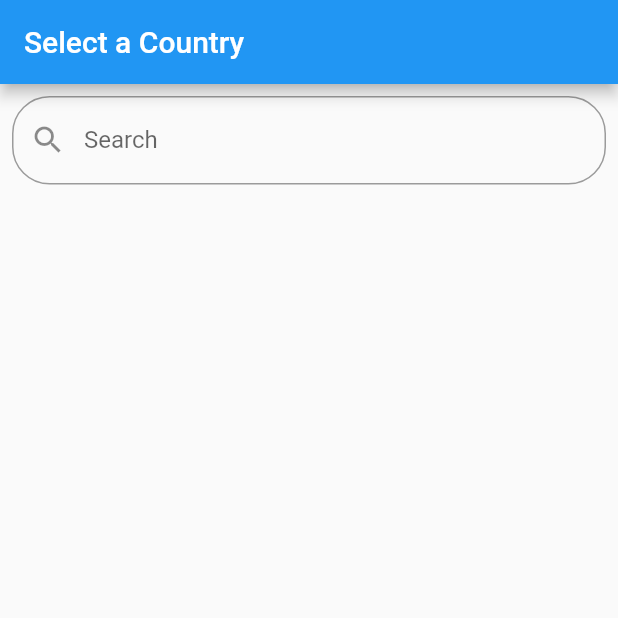
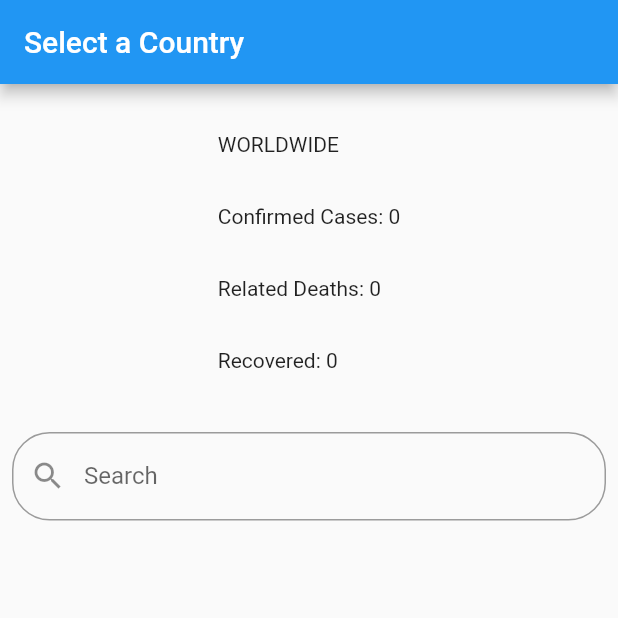
Before and after one commit to KazToozs/CoronaStatsFlutter, a Flutter app: the screen it shows after launch, on a phone screen of 412 x 824 dp, the top half of it. Run offline on Flutter 3.47's test engine with Material 2 defaults, Android fonts, the phone set to English and light mode, and no system bars; network calls fail.

Commit message:
Changes interface to display detailed info at the top upon selection of list item and siplay worldwide totals

```diff
--- a/lib/main.dart
+++ b/lib/main.dart
@@ -34,18 +34,72 @@ Future<Countries> fetchCountries() async {
 
 class _MyAppState extends State<MyApp> {
   Future<Countries> futureCountries;
+  CountryData selected;
   final duplicateCountries = List<CountryData>();
   var searchItems = List<CountryData>();
   TextEditingController editingController = TextEditingController();
+  int totalConfirmed;
+  int totalDeaths;
+  int totalRecovered;
 
   @override
   void initState() {
     super.initState();
+
+    totalConfirmed = 0;
+    totalDeaths = 0;
+    totalRecovered = 0;
+    selected =
+        new CountryData(country: "WORLDWIDE", dailyData: List<DailyData>());
+    selected.dailyData.add(new DailyData(
+        date: "N/A",
+        confirmed: totalConfirmed,
+        deaths: totalDeaths,
+        recovered: totalRecovered));
     futureCountries = fetchCountries();
-    futureCountries.then((value) => value.countries.forEach((country) {
+    futureCountries.then((value) {
+      setState(() {
+        value.countries.forEach((country) {
           duplicateCountries.add(country);
           searchItems.add(country);
-        }));
+        });
+
+        calculateWorldTotal(duplicateCountries);
+        selected =
+            new CountryData(country: "WORLDWIDE", dailyData: List<DailyData>());
+        selected.dailyData.add(new DailyData(
+            date: "N/A",
+            confirmed: totalConfirmed,
+            deaths: totalDeaths,
+            recovered: totalRecovered));
+      });
+      duplicateCountries.insert(0, selected);
+      searchItems.insert(0, selected);
+
+    });
+  }
+
+  void calculateWorldTotal(List<CountryData> allCountryData) {
+    var test = 0;
+    for (int i = 0; i < allCountryData.length; i++) {
+      totalConfirmed += (allCountryData[i].dailyData.last.confirmed != null)
+          ? allCountryData[i].dailyData.last.confirmed
+          : 0;
+      totalDeaths += (allCountryData[i].dailyData.last.deaths != null)
+          ? allCountryData[i].dailyData.last.deaths
+          : 0;
+      totalRecovered += (allCountryData[i].dailyData.last.recovered != null)
+          ? allCountryData[i].dailyData.last.recovered
+          : 0;
+      test = totalRecovered;
+    }
+    // allCountryData.forEach((country) {
+    //   totalConfirmed += country.dailyData.last.confirmed;
+    //   totalDeaths += country.dailyData.last.deaths;
+    //   totalRecovered += country.dailyData.last.recovered;
+    //   test++;
+    // });
+    print(test);
   }
 
   void filterSearchResults(String query) {
@@ -71,6 +125,13 @@ class _MyAppState extends State<MyApp> {
         searchItems.addAll(dummySearchList);
       });
     }
+  }
+
+  String checkData(String string) {
+    if (string.compareTo("null") == 0) {
+      return ("No data");
+    }
+    return (string);
   }
 
   // This widget is the root of your application.
@@ -99,6 +160,45 @@ class _MyAppState extends State<MyApp> {
           body: Container(
             child: Column(
               children: <Widget>[
+                // Country details block
+                Container(
+                  padding: EdgeInsets.all(16.0),
+                  child: Column(
+                    crossAxisAlignment: CrossAxisAlignment.start,
+                    children: <Widget>[
+                      Padding(
+                          padding: EdgeInsets.all(16.0),
+                          child: Text(selected.country)),
+                      Padding(
+                        padding: EdgeInsets.all(16.0),
+                        child: Text("Confirmed Cases: " +
+                            checkData(
+                                selected.dailyData.last.confirmed.toString())),
+                      ),
+                      Padding(
+                        padding: EdgeInsets.all(16.0),
+                        child: Text("Related Deaths: " +
+                            checkData(
+                                selected.dailyData.last.deaths.toString())),
+                      ),
+                      Padding(
+                        padding: EdgeInsets.all(16.0),
+                        child: Text("Recovered: " +
+                            checkData(
+                                selected.dailyData.last.recovered.toString())),
+                      ),
+                      // Center(
+                      //   child: Padding(
+                      //     padding: EdgeInsets.all(16.0),
+                      //     child: Text("Last updated: " +
+                      //         checkData(
+                      //             selected.dailyData.last.date.toString())),
+                      //   ),
+                      // ),
+                    ],
+                  ),
+                ),
+                // Search bar
                 Padding(
                   padding: const EdgeInsets.all(8.0),
                   child: TextField(
@@ -115,6 +215,7 @@ class _MyAppState extends State<MyApp> {
                                 BorderRadius.all(Radius.circular(25.0)))),
                   ),
                 ),
+                // List of countries
                 Expanded(
                   child: FutureBuilder<Countries>(
                       future: futureCountries,
@@ -133,14 +234,16 @@ class _MyAppState extends State<MyApp> {
                             itemBuilder: (context, index) {
                               if (snapshot.hasData) {
                                 return ListTile(
-                                    title: Text(searchItems[index].country),
-                                    onTap: () => Navigator.push(
-                                        context,
-                                        MaterialPageRoute(
-                                              builder: (context) => CountryDetailPage(details: searchItems[index]),
-                                            ),
-                                      ),
-                                    );
+                                  title: Text(searchItems[index].country),
+                                  // onTap: () => Navigator.push(
+                                  //   context,
+                                  //   MaterialPageRoute(
+                                  //     builder: (context) => CountryDetailPage(
+                                  //         details: searchItems[index]),
+                                  //   ),
+                                  // ),
+                                  onTap: () => setState(() => selected = searchItems[index])
+                                );
                               } else if (snapshot.hasError) {
                                 return Text("${snapshot.error}");
                               }
```
